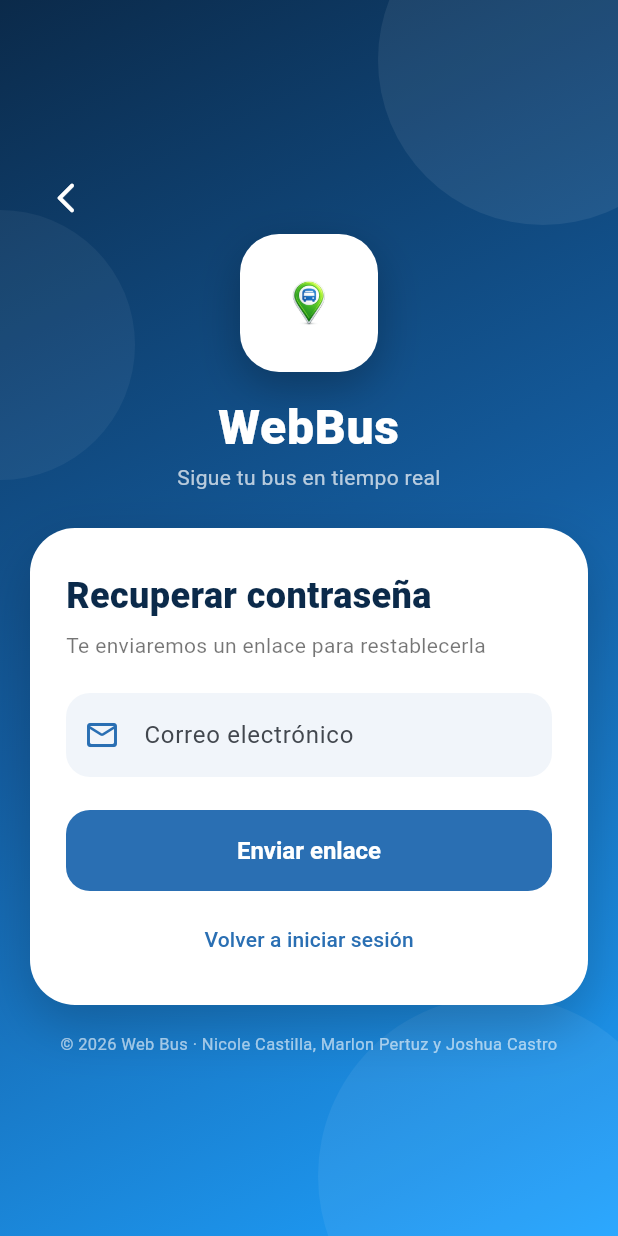
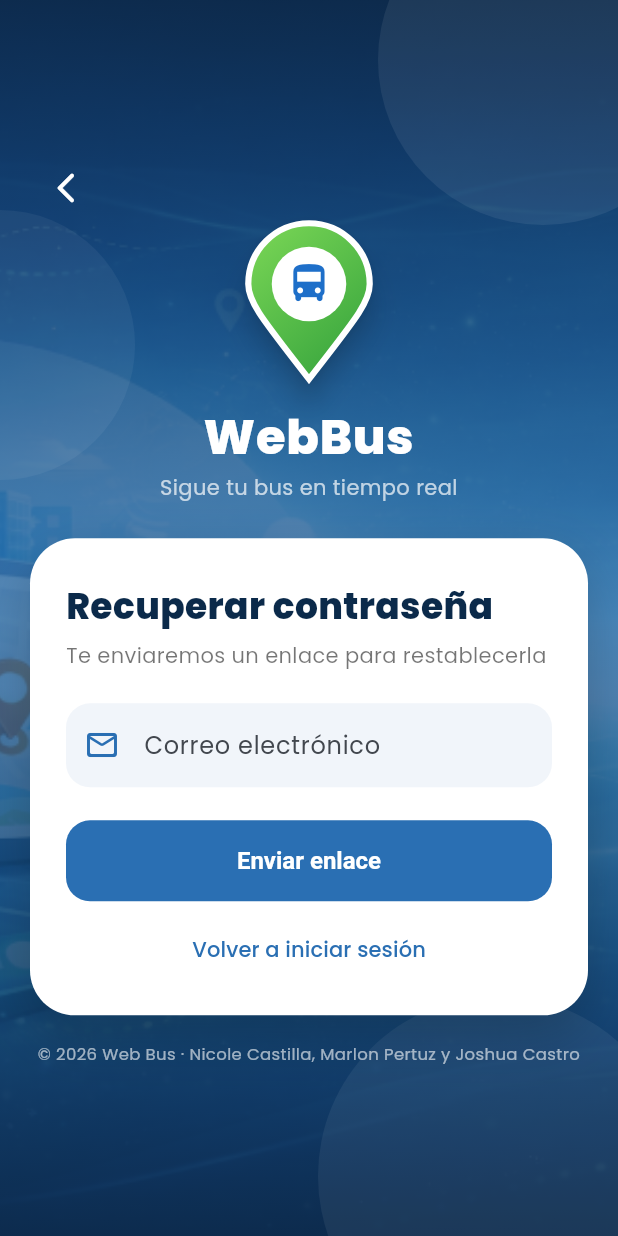
Before and after one commit to nicolecastilla2007-blip/websbus, a Flutter app: the HomeShell screen opened by its route, after a tap on the "logout" icon, after a tap on "¿Olvidaste tu contraseña?", on a phone screen of 412 x 824 dp. Run offline on Flutter 3.47's test engine with Material 3 defaults, Android fonts, the phone set to English and light mode, and no system bars; our stand-ins replace flutter_map, geolocator, google_fonts, latlong2.

Commit message:
Mejora visual móvil: logo vectorial, fondo con imagen, tipografía Poppins, animaciones, búsqueda de empresas e icono de la app
Co-Authored-By: Claude Sonnet 5.5 <noreply@anthropic.com>
Claude-Session: https://claude.ai/code/session_01CnTcZBWHJ1dk6pdWyrad6N

```diff
--- a/webbus_app/lib/screens/inicio_tab.dart
+++ b/webbus_app/lib/screens/inicio_tab.dart
@@ -1,6 +1,7 @@
 import 'package:flutter/material.dart';
 
 import '../theme.dart';
+import '../widgets/logo_webbus.dart';
 import '../widgets/ui.dart';
 
 class InicioTab extends StatelessWidget {
@@ -26,6 +27,11 @@ class InicioTab extends StatelessWidget {
           padding: EdgeInsets.fromLTRB(22, MediaQuery.of(context).padding.top + 18, 22, 30),
           decoration: const BoxDecoration(
             gradient: degradadoMarca,
+            image: DecorationImage(
+              image: AssetImage('assets/imagenes/fondo.png'),
+              fit: BoxFit.cover,
+              opacity: 0.22,
+            ),
             borderRadius: BorderRadius.vertical(bottom: Radius.circular(32)),
           ),
           child: Column(
@@ -33,16 +39,7 @@ class InicioTab extends StatelessWidget {
             children: [
               Row(
                 children: [
-                  Container(
-                    width: 44,
-                    height: 44,
-                    padding: const EdgeInsets.all(5),
-                    decoration: BoxDecoration(
-                      color: Colors.white,
-                      borderRadius: BorderRadius.circular(14),
-                    ),
-                    child: Image.asset('assets/imagenes/iconoWebBus.png', fit: BoxFit.contain),
-                  ),
+                  const LogoWebBus(tam: 36, sombra: false),
                   const SizedBox(width: 10),
                   const Text(
                     'WebBus',
@@ -132,11 +129,23 @@ class InicioTab extends StatelessWidget {
             mainAxisSpacing: 14,
             childAspectRatio: 1.05,
             children: [
-              for (final a in accesos)
-                Material(
+              for (var i = 0; i < accesos.length; i++)
+                Aparecer(
+                  indice: i,
+                  child: _tarjeta(context, accesos[i]),
+                ),
+            ],
+          ),
+        ),
+        const SizedBox(height: 24),
+      ],
+    );
+  }
+
+  Widget _tarjeta(BuildContext context, _Acceso a) {
+    return Material(
       color: Colors.white,
       borderRadius: BorderRadius.circular(22),
-                  elevation: 0,
       child: InkWell(
         borderRadius: BorderRadius.circular(22),
         onTap: () => a.tab != null ? onIrA(a.tab!) : mostrarMensaje(context, 'Próximamente'),
@@ -150,31 +159,34 @@ class InicioTab extends StatelessWidget {
             crossAxisAlignment: CrossAxisAlignment.start,
             children: [
               Container(
-                            width: 46,
-                            height: 46,
+                width: 48,
+                height: 48,
                 decoration: BoxDecoration(
-                              color: a.color.withValues(alpha: 0.14),
-                              borderRadius: BorderRadius.circular(14),
+                  gradient: LinearGradient(
+                    begin: Alignment.topLeft,
+                    end: Alignment.bottomRight,
+                    colors: [a.color.withValues(alpha: 0.75), a.color],
                   ),
-                            child: Icon(a.icono, color: a.color),
+                  borderRadius: BorderRadius.circular(15),
+                  boxShadow: [
+                    BoxShadow(
+                      color: a.color.withValues(alpha: 0.35),
+                      blurRadius: 10,
+                      offset: const Offset(0, 4),
+                    ),
+                  ],
+                ),
+                child: Icon(a.icono, color: Colors.white),
               ),
               const Spacer(),
               Text(a.titulo,
-                              style: const TextStyle(
-                                  fontWeight: FontWeight.w800, fontSize: 15, color: colorOscuro)),
+                  style: const TextStyle(fontWeight: FontWeight.w800, fontSize: 15, color: colorOscuro)),
               const SizedBox(height: 2),
-                          Text(a.detalle,
-                              style: const TextStyle(color: Colors.black54, fontSize: 12)),
+              Text(a.detalle, style: const TextStyle(color: Colors.black54, fontSize: 12)),
             ],
           ),
         ),
       ),
-                ),
-            ],
-          ),
-        ),
-        const SizedBox(height: 24),
-      ],
     );
   }
 }
--- a/webbus_app/lib/widgets/auth_scaffold.dart
+++ b/webbus_app/lib/widgets/auth_scaffold.dart
@@ -1,6 +1,8 @@
 import 'package:flutter/material.dart';
 
 import '../theme.dart';
+import 'logo_webbus.dart';
+import 'ui.dart';
 
 /// Fondo con degradado, logo arriba y una tarjeta blanca con el formulario.
 class AuthScaffold extends StatelessWidget {
@@ -21,9 +23,27 @@ class AuthScaffold extends StatelessWidget {
   Widget build(BuildContext context) {
     return Scaffold(
       body: Container(
-        decoration: const BoxDecoration(gradient: degradadoMarca),
+        color: colorOscuro,
         child: Stack(
           children: [
+            Positioned.fill(
+              child: Image.asset('assets/imagenes/fondo.png', fit: BoxFit.cover, cacheWidth: 900),
+            ),
+            Positioned.fill(
+              child: DecoratedBox(
+                decoration: BoxDecoration(
+                  gradient: LinearGradient(
+                    begin: Alignment.topCenter,
+                    end: Alignment.bottomCenter,
+                    colors: [
+                      colorOscuro.withValues(alpha: 0.88),
+                      const Color(0xFF145DA0).withValues(alpha: 0.72),
+                      colorOscuro.withValues(alpha: 0.92),
+                    ],
+                  ),
+                ),
+              ),
+            ),
             Positioned(top: -70, right: -60, child: _circulo(220, 0.07)),
             Positioned(top: 140, left: -90, child: _circulo(180, 0.05)),
             Positioned(bottom: -80, right: -40, child: _circulo(240, 0.06)),
@@ -47,25 +67,7 @@ class AuthScaffold extends StatelessWidget {
                           )
                         else
                           const SizedBox(height: 16),
-                        Center(
-                          child: Container(
-                            width: 92,
-                            height: 92,
-                            padding: const EdgeInsets.all(10),
-                            decoration: BoxDecoration(
-                              color: Colors.white,
-                              borderRadius: BorderRadius.circular(26),
-                              boxShadow: [
-                                BoxShadow(
-                                  color: Colors.black.withValues(alpha: 0.25),
-                                  blurRadius: 24,
-                                  offset: const Offset(0, 10),
-                                ),
-                              ],
-                            ),
-                            child: Image.asset('assets/imagenes/iconoWebBus.png', fit: BoxFit.contain),
-                          ),
-                        ),
+                        const Center(child: LogoWebBus(tam: 92)),
                         const SizedBox(height: 14),
                         const Text(
                           'WebBus',
@@ -83,7 +85,8 @@ class AuthScaffold extends StatelessWidget {
                           style: TextStyle(color: Colors.white70, fontSize: 14),
                         ),
                         const SizedBox(height: 24),
-                        Container(
+                        Aparecer(
+                          child: Container(
                           padding: const EdgeInsets.fromLTRB(24, 28, 24, 20),
                           decoration: BoxDecoration(
                             color: Colors.white,
@@ -117,6 +120,7 @@ class AuthScaffold extends StatelessWidget {
                             ],
                           ),
                         ),
+                        ),
                         const SizedBox(height: 18),
                         const Text(
                           '© 2026 Web Bus · Nicole Castilla, Marlon Pertuz y Joshua Castro',
--- /dev/null
+++ b/webbus_app/lib/widgets/logo_webbus.dart
@@ -0,0 +1,74 @@
+import 'package:flutter/material.dart';
+
+/// Logo de WebBus dibujado en código: pin verde con un bus azul.
+/// Se ve nítido en cualquier tamaño y sin fondo.
+class LogoWebBus extends StatelessWidget {
+  final double tam;
+  final bool sombra;
+
+  const LogoWebBus({super.key, this.tam = 80, this.sombra = true});
+
+  @override
+  Widget build(BuildContext context) {
+    final alto = tam * 1.15;
+    return SizedBox(
+      width: tam,
+      height: alto,
+      child: Stack(
+        children: [
+          CustomPaint(size: Size(tam, alto), painter: _PinPainter(sombra)),
+          Positioned(
+            left: 0,
+            right: 0,
+            top: alto * 0.38 - tam * 0.17,
+            child: Icon(Icons.directions_bus_rounded, size: tam * 0.34, color: const Color(0xFF1E6FC9)),
+          ),
+        ],
+      ),
+    );
+  }
+}
+
+class _PinPainter extends CustomPainter {
+  final bool sombra;
+
+  _PinPainter(this.sombra);
+
+  @override
+  void paint(Canvas canvas, Size size) {
+    final w = size.width;
+    final h = size.height;
+
+    final pin = Path()
+      ..moveTo(w * 0.5, h * 0.98)
+      ..cubicTo(w * 0.18, h * 0.62, w * 0.06, h * 0.50, w * 0.06, h * 0.38)
+      ..arcToPoint(Offset(w * 0.94, h * 0.38), radius: Radius.circular(w * 0.44), clockwise: true)
+      ..cubicTo(w * 0.94, h * 0.50, w * 0.82, h * 0.62, w * 0.5, h * 0.98)
+      ..close();
+
+    if (sombra) {
+      canvas.drawShadow(pin, Colors.black, 8, true);
+    }
+
+    canvas.drawPath(
+      pin,
+      Paint()
+        ..shader = const LinearGradient(
+          begin: Alignment.topLeft,
+          end: Alignment.bottomRight,
+          colors: [Color(0xFF7ED957), Color(0xFF2E9E3A)],
+        ).createShader(Rect.fromLTWH(0, 0, w, h)),
+    );
+    canvas.drawPath(
+      pin,
+      Paint()
+        ..style = PaintingStyle.stroke
+        ..strokeWidth = w * 0.045
+        ..color = Colors.white,
+    );
+    canvas.drawCircle(Offset(w * 0.5, h * 0.38), w * 0.27, Paint()..color = Colors.white);
+  }
+
+  @override
+  bool shouldRepaint(covariant _PinPainter old) => old.sombra != sombra;
+}
--- a/webbus_app/lib/widgets/ui.dart
+++ b/webbus_app/lib/widgets/ui.dart
@@ -69,3 +69,25 @@ String? validarCorreo(String? v) =>
 
 String? validarObligatorio(String? v) =>
     (v == null || v.trim().isEmpty) ? 'Este campo es obligatorio' : null;
+
+/// Aparece con un desvanecido y un pequeño desplazamiento hacia arriba.
+class Aparecer extends StatelessWidget {
+  final Widget child;
+  final int indice;
+
+  const Aparecer({super.key, required this.child, this.indice = 0});
+
+  @override
+  Widget build(BuildContext context) {
+    return TweenAnimationBuilder<double>(
+      tween: Tween(begin: 0, end: 1),
+      duration: Duration(milliseconds: 450 + indice * 90),
+      curve: Curves.easeOutCubic,
+      builder: (context, v, hijo) => Opacity(
+        opacity: v,
+        child: Transform.translate(offset: Offset(0, 24 * (1 - v)), child: hijo),
+      ),
+      child: child,
+    );
+  }
+}
```
Also changed, not shown: webbus_app/lib/screens/empresas_tab.dart (+78 -28 lines), webbus_app/lib/theme.dart (+4 -3 lines), webbus_app/pubspec.yaml (+7 -0 lines), webbus_app/assets/imagenes/icono_app.png (added). Lines whose indentation alone changed are shown as unchanged.
